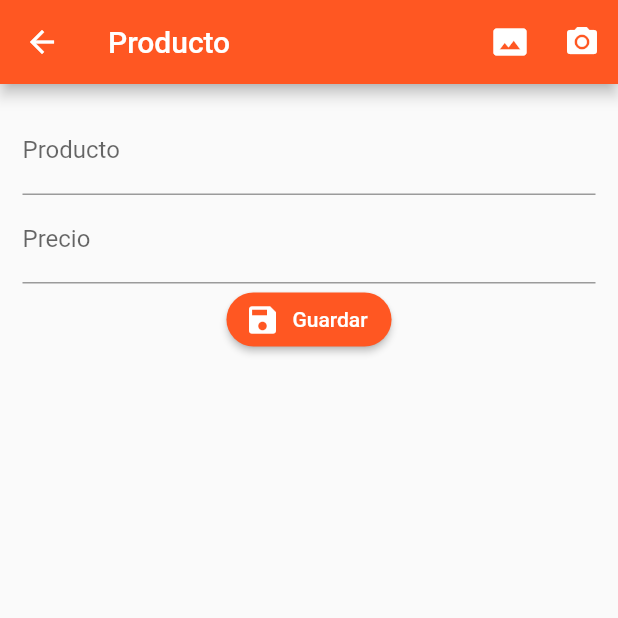
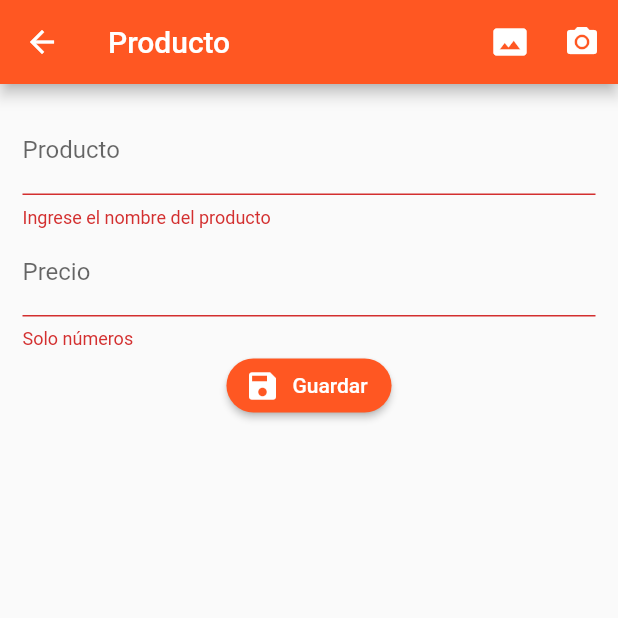
Before and after one commit to usermiguel/tienda, a Flutter app: the ProductPage screen opened by its route, after a tap on "Guardar", on a phone screen of 412 x 824 dp, the top half of it. Run offline on Flutter 3.47's test engine with Material 2 defaults, Android fonts, the phone set to English and light mode, and no system bars; our stand-ins replace rxdart.

Commit message:
ProductModel

```diff
--- a/lib/src/pages/producto_page.dart
+++ b/lib/src/pages/producto_page.dart
@@ -1,6 +1,14 @@
 import 'package:flutter/material.dart';
+import 'package:flutter_application_1/src/utils/utils.dart' as utils;
 
-class ProductPage extends StatelessWidget {
+class ProductPage extends StatefulWidget {
+  @override
+  _ProductPageState createState() => _ProductPageState();
+}
+
+class _ProductPageState extends State<ProductPage> {
+  final formKey = GlobalKey<FormState>();
+
   @override
   Widget build(BuildContext context) {
     return Scaffold(
@@ -21,8 +29,9 @@ class ProductPage extends StatelessWidget {
         child: Container(
           padding: EdgeInsets.all(15.0),
           child: Form(
+            key: formKey,
             child: Column(
-              children: [
+              children: <Widget>[
                 _crearNombre(),
                 _crearPrecio(),
                 _crearBoton(),
@@ -40,15 +49,29 @@ class ProductPage extends StatelessWidget {
       decoration: InputDecoration(
         labelText: 'Producto',
       ),
+      validator: (value) {
+        if (value.length < 3) {
+          return 'Ingrese el nombre del producto';
+        } else {
+          return null;
+        }
+      },
     );
   }
 
   Widget _crearPrecio() {
     return TextFormField(
-      keyboardType: TextInputType.number,
+      keyboardType: TextInputType.numberWithOptions(decimal: true),
       decoration: InputDecoration(
         labelText: 'Precio',
       ),
+      validator: (value) {
+        if (utils.isNumeric(value)) {
+          return null;
+        } else {
+          return 'Solo números';
+        }
+      },
     );
   }
 
@@ -61,7 +84,12 @@ class ProductPage extends StatelessWidget {
       label: Text('Guardar'),
       textColor: Colors.white,
       icon: Icon(Icons.save),
-      onPressed: () {},
+      onPressed: _submit,
     );
   }
+
+  void _submit() {
+    if (!formKey.currentState.validate()) return;
+    print('todo ok');
+  }
 }
--- /dev/null
+++ b/lib/src/utils/utils.dart
@@ -0,0 +1,7 @@
+bool isNumeric(String s) {
+  if (s.isEmpty) return false;
+
+  final n = num.tryParse(s);
+
+  return (n == null) ? false : true;
+}
```
Also changed, not shown: lib/src/models/product_model.dart (added, +43 -0 lines).
